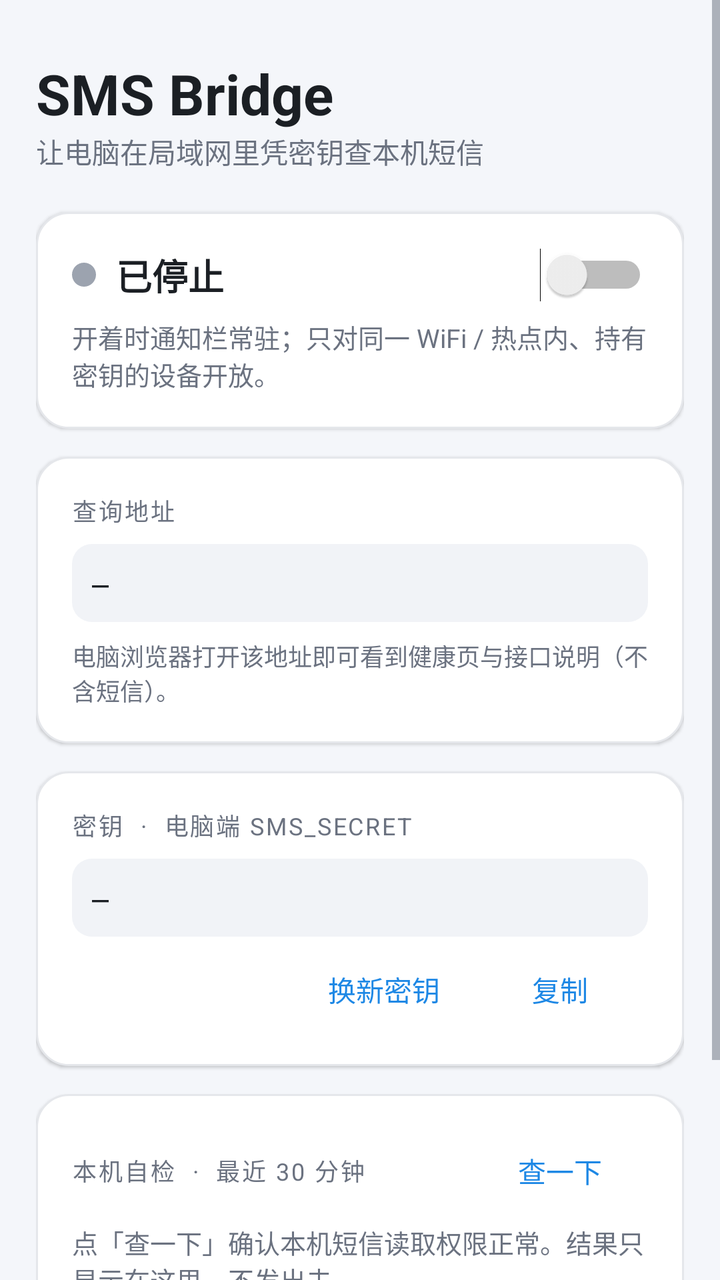
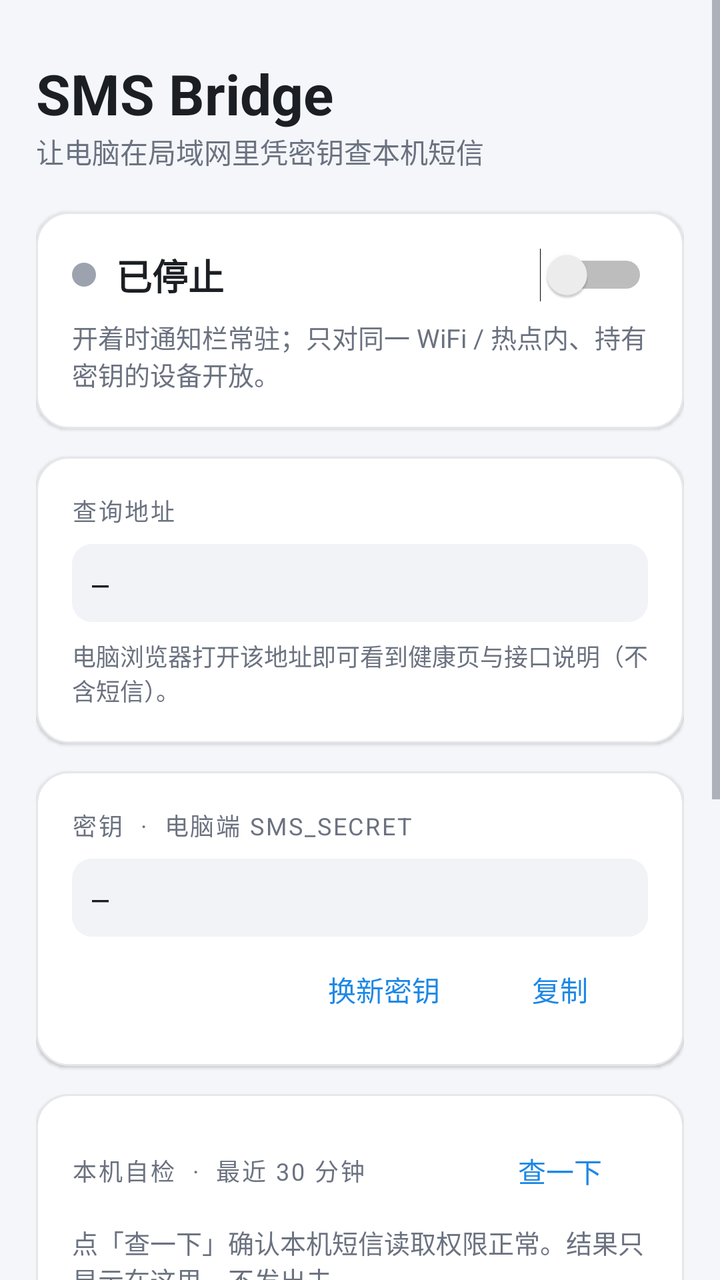

The first picture is an Android layout as it rendered before a commit; the second is the same layout after the commit. The layout source and the unified diff follow.
<!-- AndroidManifest.xml: application theme AppTheme -->
<!-- res/layout/activity_main.xml -->
<?xml version="1.0" encoding="utf-8"?>
<ScrollView xmlns:android="http://schemas.android.com/apk/res/android"
    android:layout_width="match_parent"
    android:layout_height="match_parent"
    android:fillViewport="true">

    <LinearLayout
        android:layout_width="match_parent"
        android:layout_height="wrap_content"
        android:orientation="vertical"
        android:paddingStart="18dp"
        android:paddingEnd="18dp"
        android:paddingTop="28dp"
        android:paddingBottom="28dp">

        <TextView
            android:layout_width="wrap_content"
            android:layout_height="wrap_content"
            android:text="SMS Bridge"
            android:textColor="@color/text"
            android:textSize="28sp"
            android:textStyle="bold" />
        <TextView
            android:layout_width="wrap_content"
            android:layout_height="wrap_content"
            android:layout_marginBottom="20dp"
            android:text="让电脑在局域网里凭密钥查本机短信"
            android:textColor="@color/text2"
            android:textSize="14sp" />

        
        <LinearLayout style="@style/Card">
            <LinearLayout
                android:layout_width="match_parent"
                android:layout_height="wrap_content"
                android:gravity="center_vertical"
                android:orientation="horizontal">
                <View
                    android:id="@+id/dot"
                    android:layout_width="12dp"
                    android:layout_height="12dp"
                    android:layout_marginEnd="10dp"
                    android:background="@drawable/dot" />
                <TextView
                    android:id="@+id/tvStatus"
                    android:layout_width="0dp"
                    android:layout_height="wrap_content"
                    android:layout_weight="1"
                    android:text="已停止"
                    android:textColor="@color/text"
                    android:textSize="18sp"
                    android:textStyle="bold" />
                <Switch
                    android:id="@+id/sw"
                    android:layout_width="wrap_content"
                    android:layout_height="wrap_content" />
            </LinearLayout>
            <TextView
                android:id="@+id/tvHint"
                android:layout_width="match_parent"
                android:layout_height="wrap_content"
                android:layout_marginTop="8dp"
                android:text="开着时通知栏常驻；只对同一 WiFi / 热点内、持有密钥的设备开放。"
                android:textColor="@color/text2"
                android:textSize="13sp" />
        </LinearLayout>

        
        <LinearLayout style="@style/Card">
            <TextView style="@style/CardTitle" android:text="查询地址" />
            <TextView
                android:id="@+id/tvAddr"
                style="@style/Mono"
                android:text="—" />
            <TextView
                android:layout_width="match_parent"
                android:layout_height="wrap_content"
                android:layout_marginTop="8dp"
                android:text="电脑浏览器打开该地址即可看到健康页与接口说明（不含短信）。"
                android:textColor="@color/text2"
                android:textSize="12sp" />
        </LinearLayout>

        
        <LinearLayout style="@style/Card">
            <TextView style="@style/CardTitle" android:text="密钥  ·  电脑端 SMS_SECRET" />
            <TextView
                android:id="@+id/tvSecret"
                style="@style/Mono"
                android:text="—" />
            <LinearLayout
                android:layout_width="match_parent"
                android:layout_height="wrap_content"
                android:layout_marginTop="6dp"
                android:gravity="end"
                android:orientation="horizontal">
                <Button
                    android:id="@+id/btnRegen"
                    style="@style/TextBtn"
                    android:layout_width="wrap_content"
                    android:layout_height="wrap_content"
                    android:text="换新密钥" />
                <Button
                    android:id="@+id/btnCopy"
                    style="@style/TextBtn"
                    android:layout_width="wrap_content"
                    android:layout_height="wrap_content"
                    android:text="复制" />
            </LinearLayout>
        </LinearLayout>

        
        <LinearLayout style="@style/Card">
            <LinearLayout
                android:layout_width="match_parent"
                android:layout_height="wrap_content"
                android:gravity="center_vertical"
                android:orientation="horizontal">
                <TextView
                    style="@style/CardTitle"
                    android:layout_width="0dp"
                    android:layout_weight="1"
                    android:layout_marginBottom="0dp"
                    android:text="本机自检  ·  最近 30 分钟" />
                <Button
                    android:id="@+id/btnTest"
                    style="@style/TextBtn"
                    android:layout_width="wrap_content"
                    android:layout_height="wrap_content"
                    android:text="查一下" />
            </LinearLayout>
            <TextView
                android:id="@+id/tvTest"
                android:layout_width="match_parent"
                android:layout_height="wrap_content"
                android:layout_marginTop="6dp"
                android:text="点「查一下」确认本机短信读取权限正常。结果只显示在这里，不发出去。"
                android:textColor="@color/text2"
                android:textSize="13sp" />
        </LinearLayout>

        <TextView
            android:layout_width="match_parent"
            android:layout_height="wrap_content"
            android:layout_marginTop="6dp"
            android:lineSpacingExtra="3dp"
            android:text="接口：/sms/range（时间范围）、/sms/search（关键词 / 正则）。每个请求须带 HMAC 签名，响应 AES-GCM 加密。不联网上传、不发短信、不读通讯录、无第三方依赖。"
            android:textColor="@color/text2"
            android:textSize="12sp" />
    </LinearLayout>
</ScrollView>
<!-- resources referenced by this layout -->
<resources>
  <color name="text">#1B1F24</color>
  <color name="text2">#6B7280</color>
  <!-- drawable dot (drawable) -->
  <?xml version="1.0" encoding="utf-8"?>
  <shape xmlns:android="http://schemas.android.com/apk/res/android" android:shape="oval">
      <solid android:color="@color/off" />
      <size android:width="12dp" android:height="12dp" />
  </shape>
  <style name="Card">
          <item name="android:layout_width">match_parent</item>
          <item name="android:layout_height">wrap_content</item>
          <item name="android:orientation">vertical</item>
          <item name="android:background">@drawable/bg_card</item>
          <item name="android:padding">18dp</item>
          <item name="android:layout_marginBottom">14dp</item>
          <item name="android:elevation">1dp</item>
      </style>
  <style name="CardTitle">
          <item name="android:layout_width">wrap_content</item>
          <item name="android:layout_height">wrap_content</item>
          <item name="android:textSize">12sp</item>
          <item name="android:letterSpacing">0.08</item>
          <item name="android:textAllCaps">true</item>
          <item name="android:textColor">@color/text2</item>
          <item name="android:layout_marginBottom">8dp</item>
      </style>
  <style name="Mono">
          <item name="android:layout_width">match_parent</item>
          <item name="android:layout_height">wrap_content</item>
          <item name="android:typeface">monospace</item>
          <item name="android:textSize">14sp</item>
          <item name="android:textColor">@color/text</item>
          <item name="android:background">@drawable/bg_mono</item>
          <item name="android:padding">10dp</item>
          <item name="android:textIsSelectable">true</item>
      </style>
  <style name="TextBtn" parent="android:Widget.Material.Button.Borderless.Colored">
          <item name="android:textColor">@color/primary</item>
          <item name="android:textSize">14sp</item>
          <item name="android:minHeight">40dp</item>
      </style>
  <style name="AppTheme" parent="android:Theme.Material.Light.NoActionBar">
          <item name="android:colorPrimary">@color/primary</item>
          <item name="android:colorPrimaryDark">@color/primary_dark</item>
          <item name="android:colorAccent">@color/primary</item>
          <item name="android:windowBackground">@color/bg</item>
          <item name="android:statusBarColor">@color/bg</item>
          <item name="android:windowLightStatusBar">true</item>
          <item name="android:textColorPrimary">@color/text</item>
          <item name="android:textColorSecondary">@color/text2</item>
      </style>
  <color name="off">#9CA3AF</color>
  <!-- drawable bg_card (drawable) -->
  <?xml version="1.0" encoding="utf-8"?>
  <shape xmlns:android="http://schemas.android.com/apk/res/android" android:shape="rectangle">
      <solid android:color="@color/card" />
      <corners android:radius="16dp" />
      <stroke android:width="1dp" android:color="#E5E7EB" />
  </shape>
  <!-- drawable bg_mono (drawable) -->
  <?xml version="1.0" encoding="utf-8"?>
  <shape xmlns:android="http://schemas.android.com/apk/res/android" android:shape="rectangle">
      <solid android:color="@color/mono_bg" />
      <corners android:radius="10dp" />
  </shape>
  <color name="primary">#1E88E5</color>
  <color name="primary_dark">#1565C0</color>
  <color name="bg">#F4F6FA</color>
  <color name="card">#FFFFFF</color>
  <color name="mono_bg">#F1F3F7</color>
</resources>

<!-- the commit's change to res/layout/activity_main.xml (unified diff, before → after) -->
@@ -139,13 +139,24 @@
                 android:textSize="13sp" />
         </LinearLayout>
 
-        <TextView
-            android:layout_width="match_parent"
-            android:layout_height="wrap_content"
-            android:layout_marginTop="6dp"
-            android:lineSpacingExtra="3dp"
-            android:text="接口：/sms/range（时间范围）、/sms/search（关键词 / 正则）。每个请求须带 HMAC 签名，响应 AES-GCM 加密。不联网上传、不发短信、不读通讯录、无第三方依赖。"
-            android:textColor="@color/text2"
-            android:textSize="12sp" />
+        
+        <LinearLayout style="@style/Card">
+            <TextView style="@style/CardTitle" android:text="关于" />
+            <TextView
+                android:layout_width="match_parent"
+                android:layout_height="wrap_content"
+                android:lineSpacingExtra="3dp"
+                android:text="@string/about"
+                android:textColor="@color/text"
+                android:textSize="13sp" />
+            <TextView
+                android:id="@+id/tvVersion"
+                android:layout_width="match_parent"
+                android:layout_height="wrap_content"
+                android:layout_marginTop="10dp"
+                android:textIsSelectable="true"
+                android:textColor="@color/text2"
+                android:textSize="12sp" />
+        </LinearLayout>
     </LinearLayout>
 </ScrollView>
<!-- resource entries referenced after the edit -->
@@ -8,6 +8,9 @@
       <solid android:color="@color/off" />
       <size android:width="12dp" android:height="12dp" />
   </shape>
+  <string name="about">这是作者 2026 年秋招找工作期间写的个人工具，用途只有一个：网申时短信验证码太多、每次都要掏手机，所以让电脑上的脚本 / AI agent 能在自己的局域网内、凭自己设置的密钥，读取自己手机上的短信。
+  
+  它只做这一件事：开关打开时，在 WiFi / 热点网卡上开一个端口，对带正确签名的请求返回本机收件箱里的短信（时间范围 / 关键词两种查询）。不联网上传、不发短信、不读通讯录、无第三方依赖，密钥不进云备份。请只装在你自己的手机上。</string>
   <style name="Card">
           <item name="android:layout_width">match_parent</item>
           <item name="android:layout_height">wrap_content</item>
